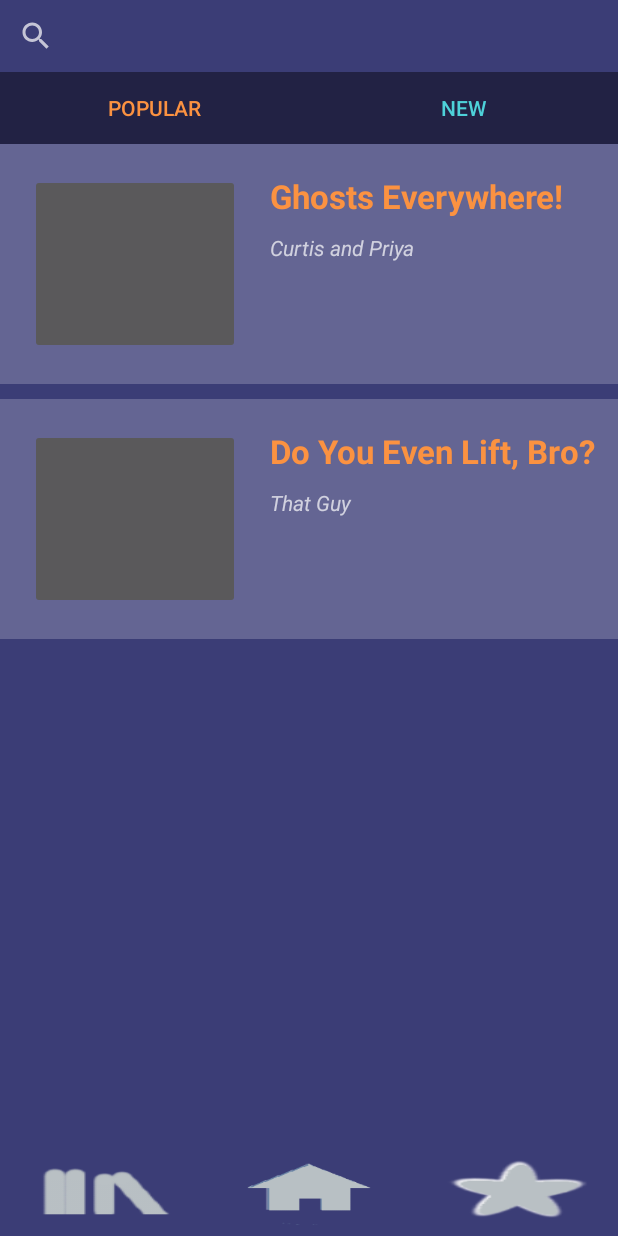
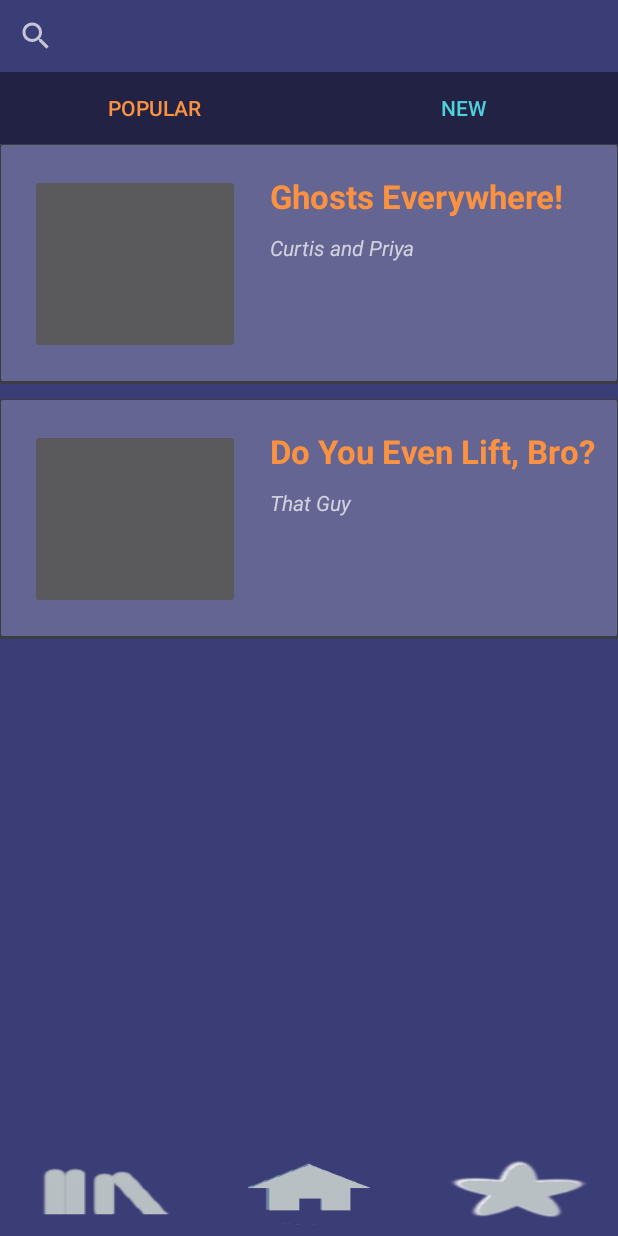
Before and after one commit to priyaven/Lore, an Android app: the screen it shows after launch (MainActivity), on a phone screen of 412 x 824 dp. Run offline under Robolectric (Android 15) with nearby library versions, the phone set to English and light mode, and no system bars; 1 statement that could not run was skipped.

Commit message:
Added shadow, fixed text alignment.

```diff
--- /dev/null
+++ b/Lore2/app/src/main/res/drawable/shadow_storylyt.xml
@@ -0,0 +1,17 @@
+<?xml version="1.0" encoding="utf-8"?>
+<layer-list xmlns:android="http://schemas.android.com/apk/res/android">
+    <item >
+        <shape
+            android:shape="rectangle">
+            <solid android:color="@color/basicShadow" />
+            <corners android:radius="1dp"/>
+        </shape>
+    </item>
+    <item android:right="1dp" android:left="1dp" android:bottom="2dp" android:top="1dp">
+        <shape
+            android:shape="rectangle">
+            <solid android:color="@color/basicLight"/>
+            <corners android:radius="1dp"/>
+        </shape>
+    </item>
+</layer-list>
--- a/Lore2/app/src/main/res/layout/content_story_layout.xml
+++ b/Lore2/app/src/main/res/layout/content_story_layout.xml
@@ -3,7 +3,8 @@
     xmlns:tools="http://schemas.android.com/tools"
     android:layout_width="match_parent"
     android:layout_height="wrap_content"
-    android:background="@color/basicLight"
+    android:background="@drawable/shadow_storylyt"
+
     >
 
     <ImageButton
@@ -31,11 +32,9 @@
         android:layout_toRightOf="@+id/storyImage"
         android:layout_toEndOf="@+id/storyImage"
         android:ems="10"
-        android:gravity="start"
         android:text="@string/book_title"
         android:textSize="10pt"
         android:textColor="@color/basicAccent"
-        android:textAlignment="gravity"
         android:textStyle="bold" />
 
     <TextView
@@ -46,21 +45,7 @@
         android:layout_toRightOf="@+id/storyImage"
         android:layout_toEndOf="@+id/storyImage"
         android:ems="10"
-        android:gravity="start"
         android:text="@string/author_name"
-        android:textAlignment="gravity"
         android:textStyle="italic" />
 
-    <Button
-        android:id="@+id/settings_button"
-        android:layout_width="wrap_content"
-        android:layout_height="wrap_content"
-        android:layout_alignBottom="@+id/titleText"
-        android:layout_alignParentEnd="true"
-        android:layout_alignParentRight="true"
-        android:layout_toRightOf="@id/titleText"
-        android:layout_toEndOf="@id/titleText"
-        android:background="@drawable/dots_turq"
-         />
-
 </RelativeLayout>
--- a/Lore2/app/src/main/res/layout/homescreen.xml
+++ b/Lore2/app/src/main/res/layout/homescreen.xml
@@ -57,7 +57,7 @@
             android:layout_width="match_parent"
             android:layout_height="wrap_content"
             android:divider="@android:color/transparent"
-            android:dividerHeight="10.0sp"
+            android:dividerHeight="10dp"
             android:id="@+id/eachstory"></ListView>
 
     </LinearLayout>
--- a/Lore2/app/src/main/res/values/colors.xml
+++ b/Lore2/app/src/main/res/values/colors.xml
@@ -16,6 +16,7 @@
     <color name="basicHighlight">#4ed1d9</color>
     <color name="basicAccent">#fb9241</color>
     <color name="basicGray">#808080</color>
+    <color name="basicShadow">#3c3c43</color>
 
 
 
```
